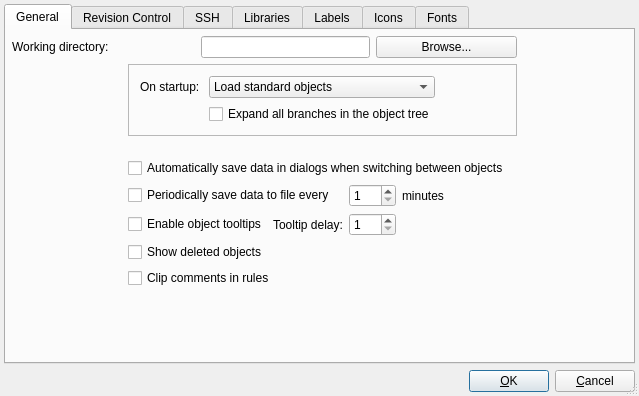
First picture: the form in src/gui/prefsdialog_q.ui, repository fwbuilder/fwbuilder, before the edit.
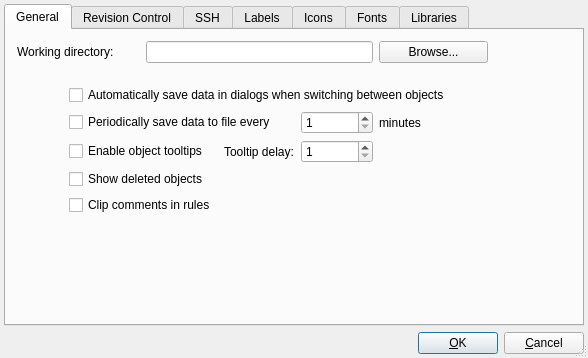
Second picture: the form after the edit. The open tabs and pages were chosen to show the change.

Commit message: removed support for add-on libraries

```diff
--- a/src/gui/prefsdialog_q.ui
+++ b/src/gui/prefsdialog_q.ui
@@ -8,8 +8,8 @@
    <rect>
     <x>0</x>
     <y>0</y>
-    <width>639</width>
-    <height>396</height>
+    <width>588</width>
+    <height>358</height>
    </rect>
   </property>
   <property name="windowTitle" >
@@ -111,310 +111,6 @@
        <string>General</string>
       </attribute>
       <layout class="QGridLayout" >
-       <property name="leftMargin" >
-        <number>6</number>
-       </property>
-       <property name="topMargin" >
-        <number>6</number>
-       </property>
-       <property name="rightMargin" >
-        <number>6</number>
-       </property>
-       <property name="bottomMargin" >
-        <number>6</number>
-       </property>
-       <property name="horizontalSpacing" >
-        <number>6</number>
-       </property>
-       <property name="verticalSpacing" >
-        <number>6</number>
-       </property>
-       <item row="2" column="2" colspan="2" >
-        <spacer>
-         <property name="orientation" >
-          <enum>Qt::Vertical</enum>
-         </property>
-         <property name="sizeType" >
-          <enum>QSizePolicy::Fixed</enum>
-         </property>
-         <property name="sizeHint" >
-          <size>
-           <width>20</width>
-           <height>16</height>
-          </size>
-         </property>
-        </spacer>
-       </item>
-       <item row="0" column="8" >
-        <spacer>
-         <property name="orientation" >
-          <enum>Qt::Horizontal</enum>
-         </property>
-         <property name="sizeType" >
-          <enum>QSizePolicy::Expanding</enum>
-         </property>
-         <property name="sizeHint" >
-          <size>
-           <width>16</width>
-           <height>20</height>
-          </size>
-         </property>
-        </spacer>
-       </item>
-       <item row="1" column="8" >
-        <spacer>
-         <property name="orientation" >
-          <enum>Qt::Horizontal</enum>
-         </property>
-         <property name="sizeType" >
-          <enum>QSizePolicy::Expanding</enum>
-         </property>
-         <property name="sizeHint" >
-          <size>
-           <width>16</width>
-           <height>20</height>
-          </size>
-         </property>
-        </spacer>
-       </item>
-       <item row="8" column="2" colspan="2" >
-        <spacer>
-         <property name="orientation" >
-          <enum>Qt::Vertical</enum>
-         </property>
-         <property name="sizeType" >
-          <enum>QSizePolicy::Expanding</enum>
-         </property>
-         <property name="sizeHint" >
-          <size>
-           <width>20</width>
-           <height>20</height>
-          </size>
-         </property>
-        </spacer>
-       </item>
-       <item row="4" column="8" >
-        <spacer>
-         <property name="orientation" >
-          <enum>Qt::Horizontal</enum>
-         </property>
-         <property name="sizeType" >
-          <enum>QSizePolicy::Expanding</enum>
-         </property>
-         <property name="sizeHint" >
-          <size>
-           <width>16</width>
-           <height>20</height>
-          </size>
-         </property>
-        </spacer>
-       </item>
-       <item row="5" column="7" >
-        <spacer>
-         <property name="orientation" >
-          <enum>Qt::Horizontal</enum>
-         </property>
-         <property name="sizeType" >
-          <enum>QSizePolicy::Expanding</enum>
-         </property>
-         <property name="sizeHint" >
-          <size>
-           <width>70</width>
-           <height>20</height>
-          </size>
-         </property>
-        </spacer>
-       </item>
-       <item row="4" column="6" colspan="2" >
-        <widget class="QLabel" name="textLabel1_3" >
-         <property name="text" >
-          <string>minutes</string>
-         </property>
-         <property name="wordWrap" >
-          <bool>false</bool>
-         </property>
-        </widget>
-       </item>
-       <item row="4" column="4" colspan="2" >
-        <widget class="QSpinBox" name="autosaveInterval" >
-         <property name="minimum" >
-          <number>1</number>
-         </property>
-         <property name="maximum" >
-          <number>120</number>
-         </property>
-        </widget>
-       </item>
-       <item row="4" column="1" colspan="3" >
-        <widget class="QCheckBox" name="autosaveFile" >
-         <property name="text" >
-          <string>Periodically save data to file every </string>
-         </property>
-        </widget>
-       </item>
-       <item row="5" column="4" colspan="2" >
-        <widget class="QSpinBox" name="tooltipDelay" >
-         <property name="minimum" >
-          <number>1</number>
-         </property>
-        </widget>
-       </item>
-       <item row="5" column="3" >
-        <widget class="QLabel" name="textLabel1_6" >
-         <property name="text" >
-          <string>Tooltip delay:</string>
-         </property>
-         <property name="wordWrap" >
-          <bool>false</bool>
-         </property>
-        </widget>
-       </item>
-       <item row="5" column="1" colspan="2" >
-        <widget class="QCheckBox" name="objTooltips" >
-         <property name="text" >
-          <string>Enable object tooltips</string>
-         </property>
-        </widget>
-       </item>
-       <item row="6" column="1" colspan="6" >
-        <widget class="QCheckBox" name="deletedObj" >
-         <property name="text" >
-          <string>Show deleted objects</string>
-         </property>
-        </widget>
-       </item>
-       <item rowspan="2" row="3" column="0" >
-        <spacer>
-         <property name="orientation" >
-          <enum>Qt::Horizontal</enum>
-         </property>
-         <property name="sizeType" >
-          <enum>QSizePolicy::Expanding</enum>
-         </property>
-         <property name="sizeHint" >
-          <size>
-           <width>30</width>
-           <height>20</height>
-          </size>
-         </property>
-        </spacer>
-       </item>
-       <item row="3" column="1" colspan="7" >
-        <widget class="QCheckBox" name="autosave" >
-         <property name="text" >
-          <string>Automatically save data in dialogs when switching between objects</string>
-         </property>
-        </widget>
-       </item>
-       <item row="3" column="8" >
-        <spacer>
-         <property name="orientation" >
-          <enum>Qt::Horizontal</enum>
-         </property>
-         <property name="sizeType" >
-          <enum>QSizePolicy::Expanding</enum>
-         </property>
-         <property name="sizeHint" >
-          <size>
-           <width>16</width>
-           <height>20</height>
-          </size>
-         </property>
-        </spacer>
-       </item>
-       <item row="1" column="0" >
-        <spacer>
-         <property name="orientation" >
-          <enum>Qt::Horizontal</enum>
-         </property>
-         <property name="sizeType" >
-          <enum>QSizePolicy::Expanding</enum>
-         </property>
-         <property name="sizeHint" >
-          <size>
-           <width>40</width>
-           <height>20</height>
-          </size>
-         </property>
-        </spacer>
-       </item>
-       <item row="1" column="1" colspan="7" >
-        <widget class="QFrame" name="frame29" >
-         <property name="frameShape" >
-          <enum>QFrame::StyledPanel</enum>
-         </property>
-         <property name="frameShadow" >
-          <enum>QFrame::Sunken</enum>
-         </property>
-         <layout class="QGridLayout" >
-          <property name="leftMargin" >
-           <number>11</number>
-          </property>
-          <property name="topMargin" >
-           <number>11</number>
-          </property>
-          <property name="rightMargin" >
-           <number>11</number>
-          </property>
-          <property name="bottomMargin" >
-           <number>11</number>
-          </property>
-          <property name="horizontalSpacing" >
-           <number>6</number>
-          </property>
-          <property name="verticalSpacing" >
-           <number>6</number>
-          </property>
-          <item row="0" column="0" >
-           <widget class="QLabel" name="textLabel2" >
-            <property name="text" >
-             <string>On startup: </string>
-            </property>
-            <property name="wordWrap" >
-             <bool>false</bool>
-            </property>
-           </widget>
-          </item>
-          <item row="0" column="1" >
-           <widget class="QComboBox" name="startupAction" >
-            <item>
-             <property name="text" >
-              <string>Load standard objects</string>
-             </property>
-            </item>
-            <item>
-             <property name="text" >
-              <string>Load last edited file</string>
-             </property>
-            </item>
-           </widget>
-          </item>
-          <item row="1" column="1" >
-           <widget class="QCheckBox" name="expandTree" >
-            <property name="text" >
-             <string>Expand all branches in the object tree</string>
-            </property>
-           </widget>
-          </item>
-          <item row="0" column="2" >
-           <spacer>
-            <property name="orientation" >
-             <enum>Qt::Horizontal</enum>
-            </property>
-            <property name="sizeType" >
-             <enum>QSizePolicy::Expanding</enum>
-            </property>
-            <property name="sizeHint" >
-             <size>
-              <width>40</width>
-              <height>20</height>
-             </size>
-            </property>
-           </spacer>
-          </item>
-         </layout>
-        </widget>
-       </item>
        <item row="0" column="0" colspan="2" >
         <widget class="QLabel" name="textLabel1" >
          <property name="sizePolicy" >
@@ -441,7 +137,7 @@
          </property>
         </widget>
        </item>
-       <item row="0" column="5" colspan="3" >
+       <item row="0" column="5" colspan="2" >
         <widget class="QPushButton" name="browseWDir" >
          <property name="sizePolicy" >
           <sizepolicy vsizetype="Fixed" hsizetype="Preferred" >
@@ -449,18 +145,185 @@
            <verstretch>0</verstretch>
           </sizepolicy>
          </property>
+         <property name="maximumSize" >
+          <size>
+           <width>200</width>
+           <height>16777215</height>
+          </size>
+         </property>
          <property name="text" >
           <string>Browse...</string>
          </property>
         </widget>
        </item>
-       <item row="7" column="1" colspan="6" >
+       <item row="0" column="7" >
+        <spacer>
+         <property name="orientation" >
+          <enum>Qt::Horizontal</enum>
+         </property>
+         <property name="sizeType" >
+          <enum>QSizePolicy::Expanding</enum>
+         </property>
+         <property name="sizeHint" >
+          <size>
+           <width>41</width>
+           <height>20</height>
+          </size>
+         </property>
+        </spacer>
+       </item>
+       <item row="1" column="4" >
+        <spacer>
+         <property name="orientation" >
+          <enum>Qt::Vertical</enum>
+         </property>
+         <property name="sizeType" >
+          <enum>QSizePolicy::Fixed</enum>
+         </property>
+         <property name="sizeHint" >
+          <size>
+           <width>20</width>
+           <height>16</height>
+          </size>
+         </property>
+        </spacer>
+       </item>
+       <item rowspan="2" row="2" column="0" >
+        <spacer>
+         <property name="orientation" >
+          <enum>Qt::Horizontal</enum>
+         </property>
+         <property name="sizeType" >
+          <enum>QSizePolicy::Fixed</enum>
+         </property>
+         <property name="sizeHint" >
+          <size>
+           <width>20</width>
+           <height>20</height>
+          </size>
+         </property>
+        </spacer>
+       </item>
+       <item row="2" column="1" colspan="5" >
+        <widget class="QCheckBox" name="autosave" >
+         <property name="text" >
+          <string>Automatically save data in dialogs when switching between objects</string>
+         </property>
+        </widget>
+       </item>
+       <item row="2" column="6" colspan="2" >
+        <spacer>
+         <property name="orientation" >
+          <enum>Qt::Horizontal</enum>
+         </property>
+         <property name="sizeType" >
+          <enum>QSizePolicy::Expanding</enum>
+         </property>
+         <property name="sizeHint" >
+          <size>
+           <width>81</width>
+           <height>20</height>
+          </size>
+         </property>
+        </spacer>
+       </item>
+       <item row="3" column="1" colspan="3" >
+        <widget class="QCheckBox" name="autosaveFile" >
+         <property name="text" >
+          <string>Periodically save data to file every </string>
+         </property>
+        </widget>
+       </item>
+       <item row="3" column="4" >
+        <widget class="QSpinBox" name="autosaveInterval" >
+         <property name="minimum" >
+          <number>1</number>
+         </property>
+         <property name="maximum" >
+          <number>120</number>
+         </property>
+        </widget>
+       </item>
+       <item row="3" column="5" >
+        <widget class="QLabel" name="textLabel1_3" >
+         <property name="text" >
+          <string>minutes</string>
+         </property>
+         <property name="wordWrap" >
+          <bool>false</bool>
+         </property>
+        </widget>
+       </item>
+       <item row="4" column="1" colspan="2" >
+        <widget class="QCheckBox" name="objTooltips" >
+         <property name="text" >
+          <string>Enable object tooltips</string>
+         </property>
+        </widget>
+       </item>
+       <item row="4" column="3" >
+        <widget class="QLabel" name="textLabel1_6" >
+         <property name="text" >
+          <string>Tooltip delay:</string>
+         </property>
+         <property name="wordWrap" >
+          <bool>false</bool>
+         </property>
+        </widget>
+       </item>
+       <item row="4" column="4" >
+        <widget class="QSpinBox" name="tooltipDelay" >
+         <property name="minimum" >
+          <number>1</number>
+         </property>
+        </widget>
+       </item>
+       <item row="4" column="5" colspan="3" >
+        <spacer>
+         <property name="orientation" >
+          <enum>Qt::Horizontal</enum>
+         </property>
+         <property name="sizeType" >
+          <enum>QSizePolicy::Expanding</enum>
+         </property>
+         <property name="sizeHint" >
+          <size>
+           <width>211</width>
+           <height>20</height>
+          </size>
+         </property>
+        </spacer>
+       </item>
+       <item row="5" column="1" colspan="5" >
+        <widget class="QCheckBox" name="deletedObj" >
+         <property name="text" >
+          <string>Show deleted objects</string>
+         </property>
+        </widget>
+       </item>
+       <item row="6" column="1" colspan="5" >
         <widget class="QCheckBox" name="chClipComment" >
          <property name="text" >
           <string>Clip comments in rules</string>
          </property>
         </widget>
        </item>
+       <item row="7" column="4" >
+        <spacer>
+         <property name="orientation" >
+          <enum>Qt::Vertical</enum>
+         </property>
+         <property name="sizeType" >
+          <enum>QSizePolicy::Expanding</enum>
+         </property>
+         <property name="sizeHint" >
+          <size>
+           <width>20</width>
+           <height>20</height>
+          </size>
+         </property>
+        </spacer>
+       </item>
       </layout>
      </widget>
      <widget class="QWidget" name="Widget3" >
@@ -581,93 +444,6 @@
        </item>
       </layout>
      </widget>
-     <widget class="QWidget" name="tab5" >
-      <attribute name="title" >
-       <string>Libraries</string>
-      </attribute>
-      <layout class="QGridLayout" >
-       <property name="leftMargin" >
-        <number>6</number>
-       </property>
-       <property name="topMargin" >
-        <number>6</number>
-       </property>
-       <property name="rightMargin" >
-        <number>6</number>
-       </property>
-       <property name="bottomMargin" >
-        <number>6</number>
-       </property>
-       <property name="horizontalSpacing" >
-        <number>6</number>
-       </property>
-       <property name="verticalSpacing" >
-        <number>6</number>
-       </property>
-       <item row="2" column="0" >
-        <widget class="QPushButton" name="add" >
-         <property name="text" >
-          <string>Add...</string>
-         </property>
-        </widget>
-       </item>
-       <item row="2" column="1" >
-        <widget class="QPushButton" name="rem" >
-         <property name="text" >
-          <string>Remove</string>
-         </property>
-        </widget>
-       </item>
-       <item row="2" column="2" >
-        <widget class="QLabel" name="textLabel3" >
-         <property name="sizePolicy" >
-          <sizepolicy vsizetype="Preferred" hsizetype="Expanding" >
-           <horstretch>0</horstretch>
-           <verstretch>0</verstretch>
-          </sizepolicy>
-         </property>
-         <property name="text" >
-          <string>If you remove libraries from the list, changes get in effect next time you start the program</string>
-         </property>
-         <property name="alignment" >
-          <set>Qt::AlignVCenter</set>
-         </property>
-         <property name="wordWrap" >
-          <bool>true</bool>
-         </property>
-        </widget>
-       </item>
-       <item row="0" column="0" colspan="3" >
-        <widget class="QLabel" name="textLabel2_2" >
-         <property name="text" >
-          <string>Available libraries:</string>
-         </property>
-         <property name="wordWrap" >
-          <bool>false</bool>
-         </property>
-        </widget>
-       </item>
-       <item row="1" column="0" colspan="3" >
-        <widget class="QTreeWidget" name="avLibs" >
-         <column>
-          <property name="text" >
-           <string>Name</string>
-          </property>
-         </column>
-         <column>
-          <property name="text" >
-           <string>Load</string>
-          </property>
-         </column>
-         <column>
-          <property name="text" >
-           <string>File Path</string>
-          </property>
-         </column>
-        </widget>
-       </item>
-      </layout>
-     </widget>
      <widget class="QWidget" name="tab6" >
       <attribute name="title" >
        <string>Labels</string>
@@ -1017,6 +793,93 @@
        </item>
       </layout>
      </widget>
+     <widget class="QWidget" name="tab5" >
+      <attribute name="title" >
+       <string>Libraries</string>
+      </attribute>
+      <layout class="QGridLayout" >
+       <property name="leftMargin" >
+        <number>6</number>
+       </property>
+       <property name="topMargin" >
+        <number>6</number>
+       </property>
+       <property name="rightMargin" >
+        <number>6</number>
+       </property>
+       <property name="bottomMargin" >
+        <number>6</number>
+       </property>
+       <property name="horizontalSpacing" >
+        <number>6</number>
+       </property>
+       <property name="verticalSpacing" >
+        <number>6</number>
+       </property>
+       <item row="2" column="0" >
+        <widget class="QPushButton" name="add" >
+         <property name="text" >
+          <string>Add...</string>
+         </property>
+        </widget>
+       </item>
+       <item row="2" column="1" >
+        <widget class="QPushButton" name="rem" >
+         <property name="text" >
+          <string>Remove</string>
+         </property>
+        </widget>
+       </item>
+       <item row="2" column="2" >
+        <widget class="QLabel" name="textLabel3" >
+         <property name="sizePolicy" >
+          <sizepolicy vsizetype="Preferred" hsizetype="Expanding" >
+           <horstretch>0</horstretch>
+           <verstretch>0</verstretch>
+          </sizepolicy>
+         </property>
+         <property name="text" >
+          <string>If you remove libraries from the list, changes get in effect next time you start the program</string>
+         </property>
+         <property name="alignment" >
+          <set>Qt::AlignVCenter</set>
+         </property>
+         <property name="wordWrap" >
+          <bool>true</bool>
+         </property>
+        </widget>
+       </item>
+       <item row="0" column="0" colspan="3" >
+        <widget class="QLabel" name="textLabel2_2" >
+         <property name="text" >
+          <string>Available libraries:</string>
+         </property>
+         <property name="wordWrap" >
+          <bool>false</bool>
+         </property>
+        </widget>
+       </item>
+       <item row="1" column="0" colspan="3" >
+        <widget class="QTreeWidget" name="avLibs" >
+         <column>
+          <property name="text" >
+           <string>Name</string>
+          </property>
+         </column>
+         <column>
+          <property name="text" >
+           <string>Load</string>
+          </property>
+         </column>
+         <column>
+          <property name="text" >
+           <string>File Path</string>
+          </property>
+         </column>
+        </widget>
+       </item>
+      </layout>
+     </widget>
     </widget>
    </item>
   </layout>
```
Left out of the diff: 2 changed lines with no effect on the pictures. The commit also changes 8 other files.
